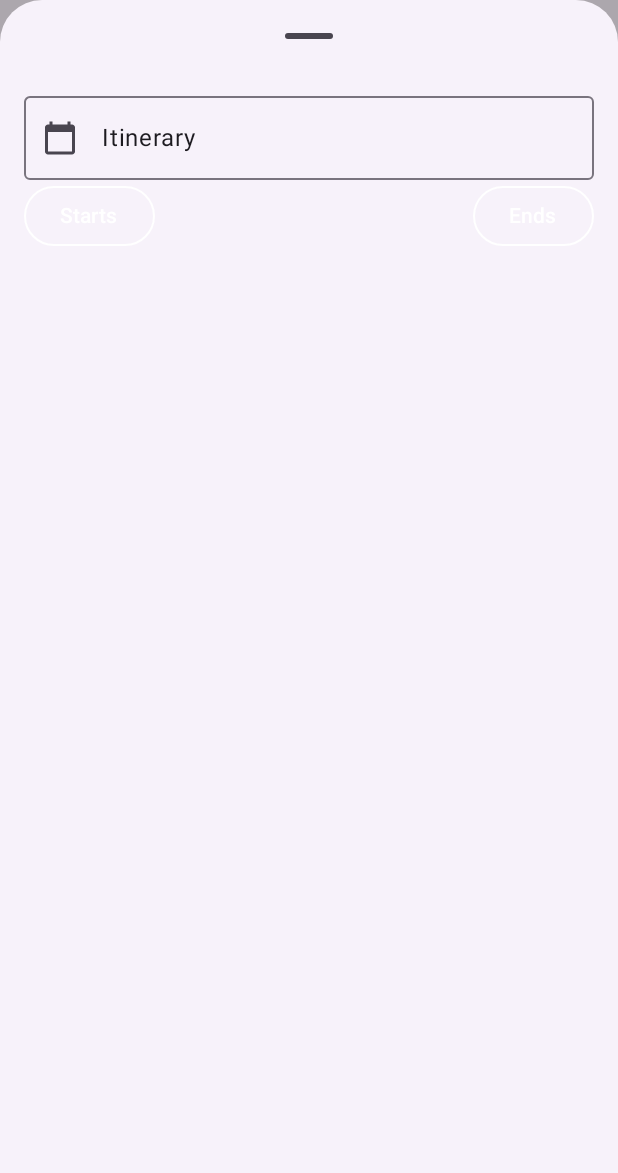
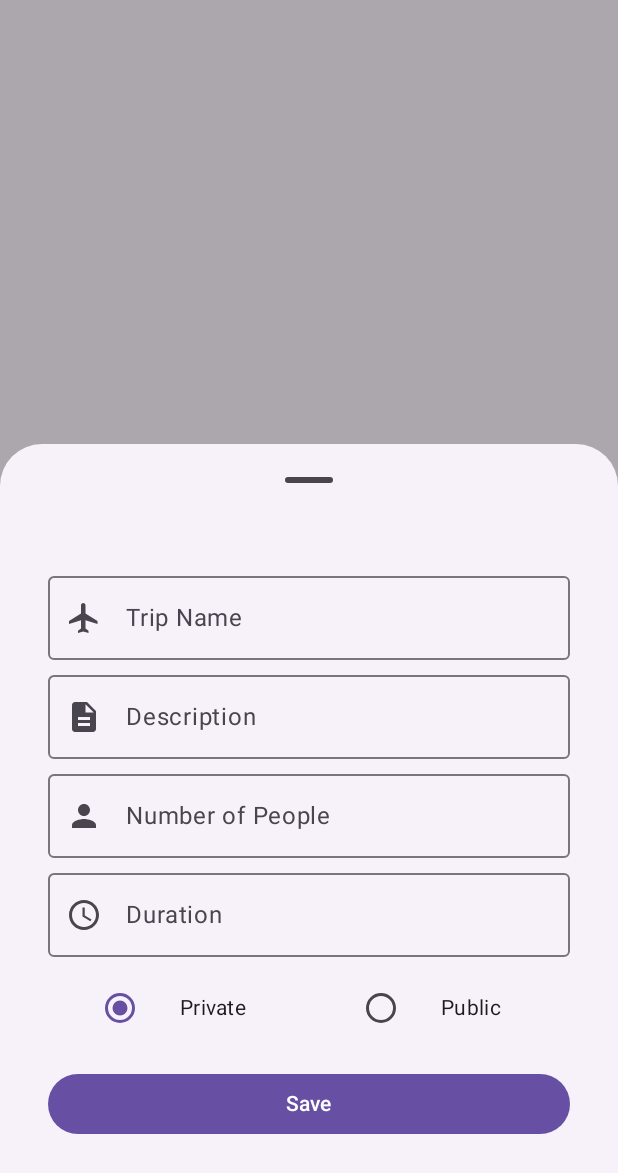
Before and after one commit to soulloud/bfTravelApp, an Android app built with Jetpack Compose: the composable TripCreationContent shown on its own in the app's theme, after a tap on an icon or button, on a phone screen of 412 x 824 dp. Shown: the top 1173 px of the screen. Run offline under Robolectric (Android 15) with nearby library versions, the phone set to English and light mode, and no system bars; network calls fail.

Commit message:
[feature][ui][21/n] Add new trip page.

```diff
--- a/app/src/main/java/com/beaconfire/travel/trips/TripsScreen.kt
+++ b/app/src/main/java/com/beaconfire/travel/trips/TripsScreen.kt
@@ -1,5 +1,7 @@
 package com.beaconfire.travel.trips
 
+import android.util.Log
+import android.widget.Space
 import androidx.compose.foundation.BorderStroke
 import androidx.compose.foundation.background
 import androidx.compose.foundation.layout.Arrangement
@@ -12,9 +14,14 @@ import androidx.compose.foundation.layout.height
 import androidx.compose.foundation.layout.padding
 import androidx.compose.foundation.layout.width
 import androidx.compose.foundation.lazy.LazyRow
+import androidx.compose.foundation.selection.selectable
 import androidx.compose.material.icons.Icons
+import androidx.compose.material.icons.filled.AccessTime
 import androidx.compose.material.icons.filled.Add
 import androidx.compose.material.icons.filled.CalendarToday
+import androidx.compose.material.icons.filled.Description
+import androidx.compose.material.icons.filled.Flight
+import androidx.compose.material.icons.filled.Person
 import androidx.compose.material3.BottomSheetDefaults
 import androidx.compose.material3.Button
 import androidx.compose.material3.ButtonDefaults
@@ -28,6 +35,7 @@ import androidx.compose.material3.MaterialTheme
 import androidx.compose.material3.ModalBottomSheet
 import androidx.compose.material3.OutlinedButton
 import androidx.compose.material3.OutlinedTextField
+import androidx.compose.material3.RadioButton
 import androidx.compose.material3.Text
 import androidx.compose.material3.rememberModalBottomSheetState
 import androidx.compose.runtime.Composable
@@ -56,9 +64,12 @@ fun TripsScreen() {
     var showSheet by remember { mutableStateOf(false) }
 
     Column(
-        modifier = Modifier.fillMaxSize().paint(
-            painter = painterResource(R.drawable.ic_background),
-            contentScale = ContentScale.FillHeight)
+        modifier = Modifier
+            .fillMaxSize()
+            .paint(
+                painter = painterResource(R.drawable.ic_background),
+                contentScale = ContentScale.FillHeight
+            )
     ) {
         LazyRow(modifier = Modifier
             .padding(8.dp)
@@ -182,38 +193,103 @@ fun TripCreationContent(modifier: Modifier = Modifier, onDismiss: () -> Unit) {
         sheetState = modalBottomSheetState,
         dragHandle = { BottomSheetDefaults.DragHandle() },
     ) {
+        var tripName by remember { mutableStateOf(TextFieldValue("")) }
+        var description by remember { mutableStateOf(TextFieldValue("")) }
+        var numOfPeople by remember { mutableStateOf(TextFieldValue("")) }
+        var duration by remember { mutableStateOf(TextFieldValue("")) }
+        var privacy by remember { mutableStateOf("private") }
         Column(
             modifier = modifier
-                .fillMaxSize()
-                .padding(16.dp)
+                .padding(32.dp)
+                .fillMaxWidth()
         ) {
             OutlinedTextField(
-                value = TextFieldValue("Itinerary"),
-                onValueChange = { /* Handle change */ },
+                label = { Text("Trip Name") },
+                value = tripName,
+                onValueChange = { tripName = it },
                 singleLine = true,
                 leadingIcon = {
-                    Icon(Icons.Filled.CalendarToday, contentDescription = null)
+                    Icon(Icons.Filled.Flight, contentDescription = null)
                 },
                 modifier = Modifier.fillMaxWidth()
             )
-            Row(
-                modifier = Modifier.fillMaxWidth(),
-                horizontalArrangement = Arrangement.SpaceBetween
-            ) {
-                DateField("Starts")
-                DateField("Ends")
+            Spacer(modifier = Modifier.height(2.dp))
+            OutlinedTextField(
+                label = { Text("Description") },
+                value = description,
+                onValueChange = { description = it },
+                singleLine = true,
+                leadingIcon = {
+                    Icon(Icons.Filled.Description, contentDescription = null)
+                },
+                modifier = Modifier.fillMaxWidth()
+            )
+            Spacer(modifier = Modifier.height(2.dp))
+            OutlinedTextField(
+                label = { Text("Number of People") },
+                value = numOfPeople,
+                onValueChange = { numOfPeople = it },
+                singleLine = true,
+                leadingIcon = {
+                    Icon(Icons.Filled.Person, contentDescription = null)
+                },
+                modifier = Modifier.fillMaxWidth()
+            )
+            Spacer(modifier = Modifier.height(2.dp))
+            OutlinedTextField(
+                label = { Text("Duration") },
+                value = duration,
+                onValueChange = { duration = it },
+                singleLine = true,
+                leadingIcon = {
+                    Icon(Icons.Filled.AccessTime, contentDescription = null)
+                },
+                modifier = Modifier.fillMaxWidth()
+            )
+            Spacer(modifier = Modifier.height(2.dp))
+            PrivacyRadioButtons { privacy = it }
+            Spacer(modifier = Modifier.height(8.dp))
+            Button(
+                modifier = Modifier.fillMaxWidth().padding(bottom = 32.dp),
+                onClick = { Log.d("Athena", "save\n ${tripName.text} \n ${description.text} \n ${numOfPeople.text} \n ${duration.text} \n $privacy") }) {
+                Text(text = "Save")
             }
         }
     }
 }
 
 @Composable
-fun DateField(label: String) {
-    OutlinedButton(
-        onClick = { /* Open date picker */ },
-        border = BorderStroke(1.dp, Color.White),
-        colors = ButtonDefaults.outlinedButtonColors(contentColor = Color.White)
-    ) {
-        Text(label)
+fun PrivacyRadioButtons(onSelectedChanged: (String) -> Unit) {
+    val radioOptions = listOf("Private", "Public")
+    val (selectedOption, onOptionSelected) = remember { mutableStateOf(radioOptions[0] ) }
+    Row {
+        radioOptions.forEach { text ->
+            Row(modifier = Modifier
+                .padding(8.dp)
+                .weight(1.0f)
+                .selectable(
+                    selected = (text == selectedOption),
+                    onClick = {
+                        onOptionSelected(text)
+                        onSelectedChanged(text.lowercase())
+                    }
+                )
+                .padding(horizontal = 16.dp),
+                verticalAlignment = Alignment.CenterVertically
+            ) {
+                RadioButton(
+                    selected = (text == selectedOption),
+                    onClick = {
+                        onOptionSelected(text)
+                        onSelectedChanged(text.lowercase())
+                    }
+                )
+                Text(
+                    text = text,
+                    style = MaterialTheme.typography.bodyMedium.merge(),
+                    modifier = Modifier.padding(start = 16.dp)
+                )
+            }
+        }
     }
 }
```
